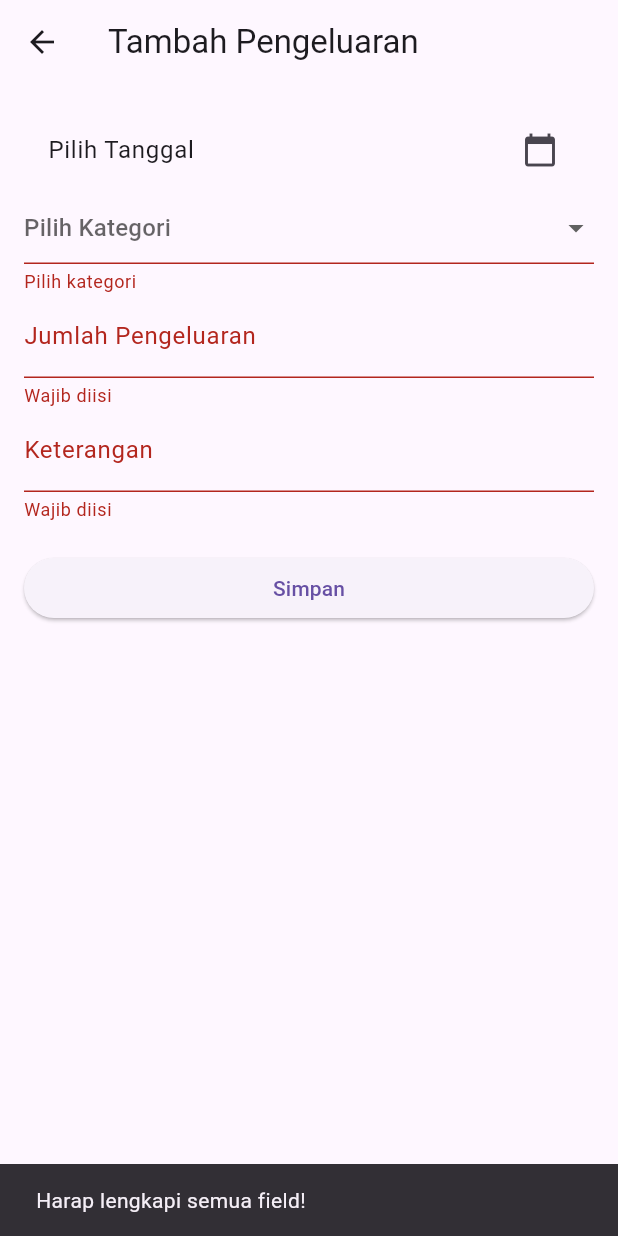
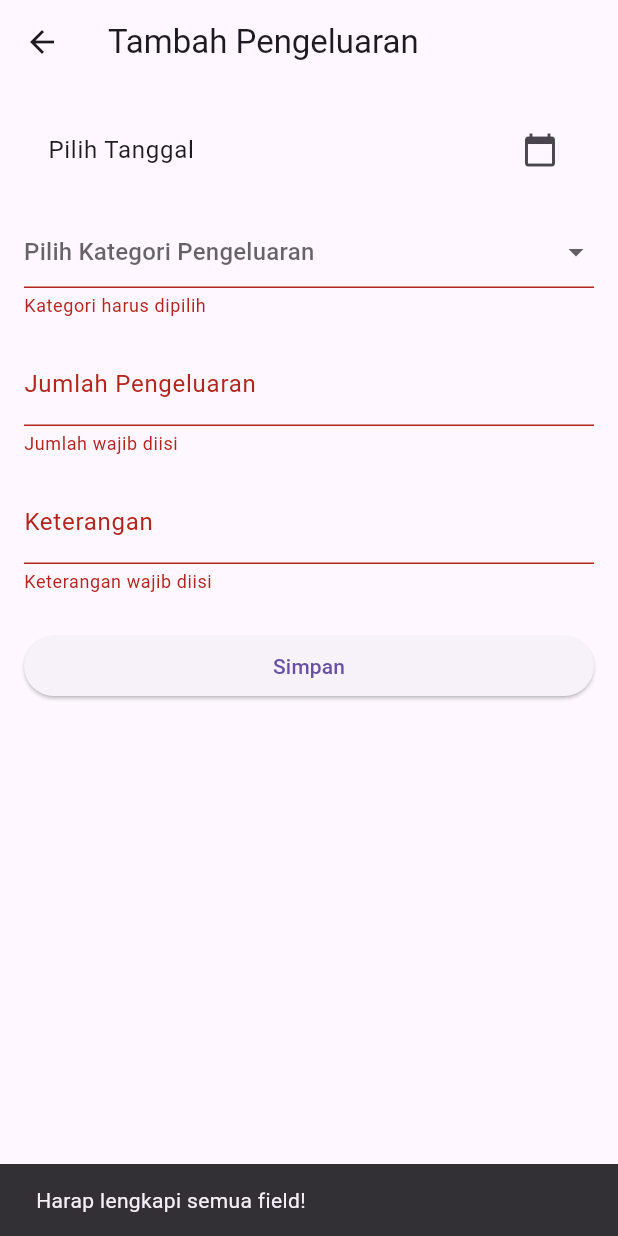
Before and after one commit to Faqih472/Project-3-EZLaundry, a Flutter app: the TambahPengeluaranPage screen opened directly, after a tap on "Simpan", on a phone screen of 412 x 824 dp. Run offline on Flutter 3.47's test engine with Material 3 defaults, Android fonts, the phone set to English and light mode, and no system bars; our stand-ins replace cloud_firestore, firebase_auth, firebase_core, pdf, printing, shared_preferences; accounts and stored records are empty.

Commit message:
feat: add TambahPengeluaranPage for submitting expense data to Firestore

```diff
--- a/lib/pages/tambah_pengeluaran_page.dart
+++ b/lib/pages/tambah_pengeluaran_page.dart
@@ -1,4 +1,4 @@
-import 'package:flutter/material.dart';
+ import 'package:flutter/material.dart';
 import 'package:cloud_firestore/cloud_firestore.dart';
 
 class TambahPengeluaranPage extends StatefulWidget {
@@ -15,7 +15,15 @@ class _TambahPengeluaranPageState extends State<TambahPengeluaranPage> {
   String? _keterangan;
 
   final List<String> _kategoriList = [
-    '-', 'Gaji', 'Bonus', 'Listrik', 'Bahan Baku', 'Air', 'Sewa', 'Lain-lain'
+    'Listrik',
+    'Air',
+    'Bahan Cuci',
+    'Transportasi',
+    'Makanan Karyawan',
+    'Perawatan Mesin',
+    'Sewa Tempat',
+    'Perlengkapan Operasional',
+    'Lain-lain',
   ];
 
   final TextEditingController _jumlahController = TextEditingController();
@@ -36,9 +44,10 @@ class _TambahPengeluaranPageState extends State<TambahPengeluaranPage> {
   }
 
   Future<void> _simpanPengeluaran() async {
-    if (_formKey.currentState!.validate() && _selectedDate != null && _selectedKategori != null) {
+    if (_formKey.currentState!.validate() &&
+        _selectedDate != null &&
+        _selectedKategori != null) {
       try {
-        // Memastikan bahwa jumlah input berupa angka
         int jumlahPengeluaran = int.parse(_jumlah!);
 
         await FirebaseFirestore.instance.collection('pengeluaran').add({
@@ -67,6 +76,13 @@ class _TambahPengeluaranPageState extends State<TambahPengeluaranPage> {
   }
 
   @override
+  void dispose() {
+    _jumlahController.dispose();
+    _keteranganController.dispose();
+    super.dispose();
+  }
+
+  @override
   Widget build(BuildContext context) {
     return Scaffold(
       appBar: AppBar(title: Text("Tambah Pengeluaran")),
@@ -85,37 +101,45 @@ class _TambahPengeluaranPageState extends State<TambahPengeluaranPage> {
                 trailing: Icon(Icons.calendar_today),
                 onTap: () => _selectDate(context),
               ),
+              SizedBox(height: 16),
               DropdownButtonFormField<String>(
                 value: _selectedKategori,
-                hint: Text("Pilih Kategori"),
-                items: _kategoriList.map((kategori) => DropdownMenuItem(
-                  value: kategori,
-                  child: Text(kategori),
-                )).toList(),
+                hint: Text("Pilih Kategori Pengeluaran"),
+                items: _kategoriList.map((kategori) {
+                  return DropdownMenuItem(
+                    value: kategori,
+                    child: Text(kategori),
+                  );
+                }).toList(),
                 onChanged: (value) => setState(() => _selectedKategori = value),
-                validator: (value) => value == null || value == '-' ? 'Pilih kategori' : null,
+                validator: (value) =>
+                    value == null ? 'Kategori harus dipilih' : null,
               ),
+              SizedBox(height: 16),
               TextFormField(
                 controller: _jumlahController,
                 keyboardType: TextInputType.number,
                 decoration: InputDecoration(labelText: "Jumlah Pengeluaran"),
                 validator: (value) {
-                  if (value!.isEmpty) {
-                    return 'Wajib diisi';
-                  } else if (int.tryParse(value) == null) {
-                    return 'Harap masukkan angka yang valid';
+                  if (value == null || value.isEmpty) {
+                    return 'Jumlah wajib diisi';
+                  } else if (int.tryParse(value) == null ||
+                      int.parse(value) <= 0) {
+                    return 'Masukkan angka valid (> 0)';
                   }
                   return null;
                 },
                 onChanged: (value) => _jumlah = value,
               ),
+              SizedBox(height: 16),
               TextFormField(
                 controller: _keteranganController,
                 decoration: InputDecoration(labelText: "Keterangan"),
-                validator: (value) => value!.isEmpty ? 'Wajib diisi' : null,
+                validator: (value) =>
+                    value == null || value.isEmpty ? 'Keterangan wajib diisi' : null,
                 onChanged: (value) => _keterangan = value,
               ),
-              SizedBox(height: 20),
+              SizedBox(height: 24),
               ElevatedButton(
                 onPressed: _simpanPengeluaran,
                 child: Text("Simpan"),
```
